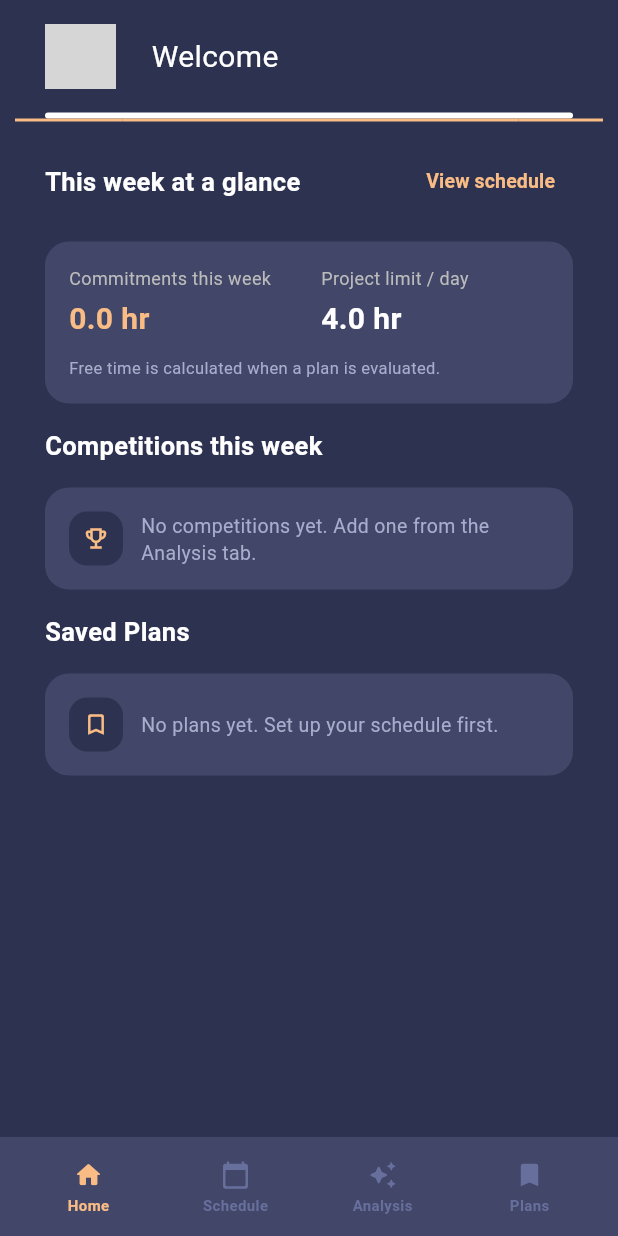
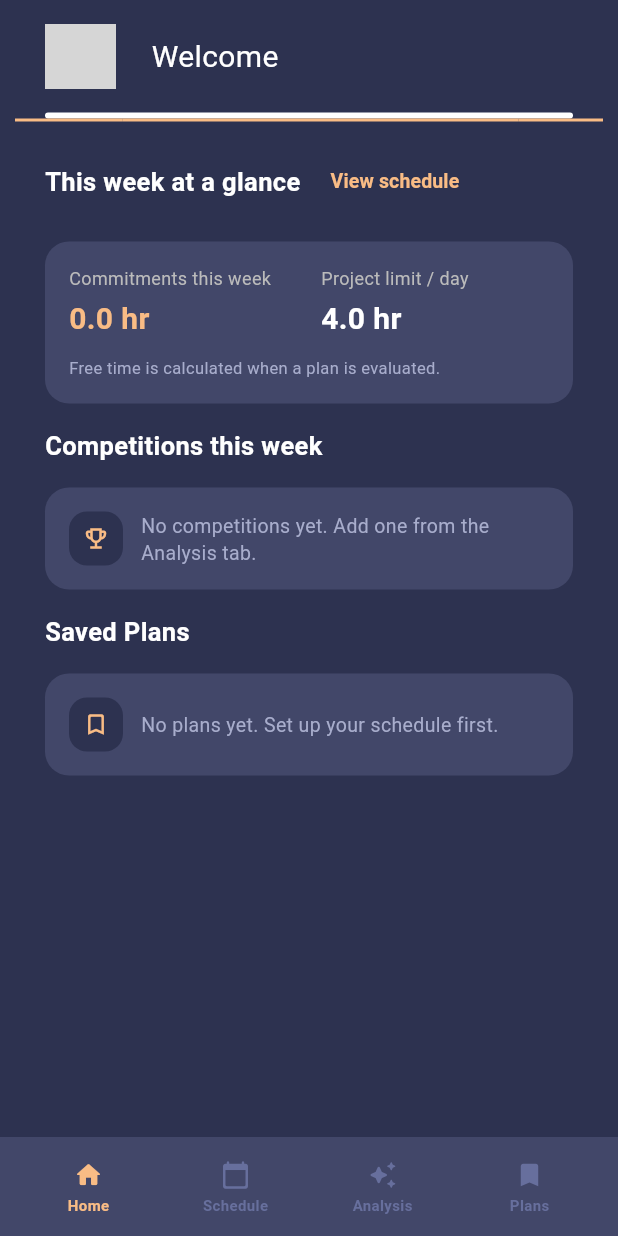
Before and after one commit to panjiaryasoma/Takt, a Flutter app: the screen it shows after launch, on a phone screen of 412 x 824 dp. Run offline on Flutter 3.47's test engine with Material 3 defaults, Android fonts, the phone set to English and light mode, and no system bars; our stand-ins replace drift, file_picker, timezone; missing offline and left inert: purchases_flutter; accounts and stored records are empty; statements that could not run were skipped; grey boxes are pictures that could not be loaded.

Commit message:
fix(mobile): make section headings text-scale resilient

```diff
--- a/apps/mobile/lib/widgets/common.dart
+++ b/apps/mobile/lib/widgets/common.dart
@@ -149,8 +149,10 @@ class SectionHeading extends StatelessWidget {
   Widget build(BuildContext context) {
     return Padding(
       padding: const EdgeInsets.symmetric(horizontal: 20),
-      child: Row(
-        mainAxisAlignment: MainAxisAlignment.spaceBetween,
+      child: Wrap(
+        spacing: 8,
+        runSpacing: 4,
+        crossAxisAlignment: WrapCrossAlignment.center,
         children: [
           Text(
             title,
```
